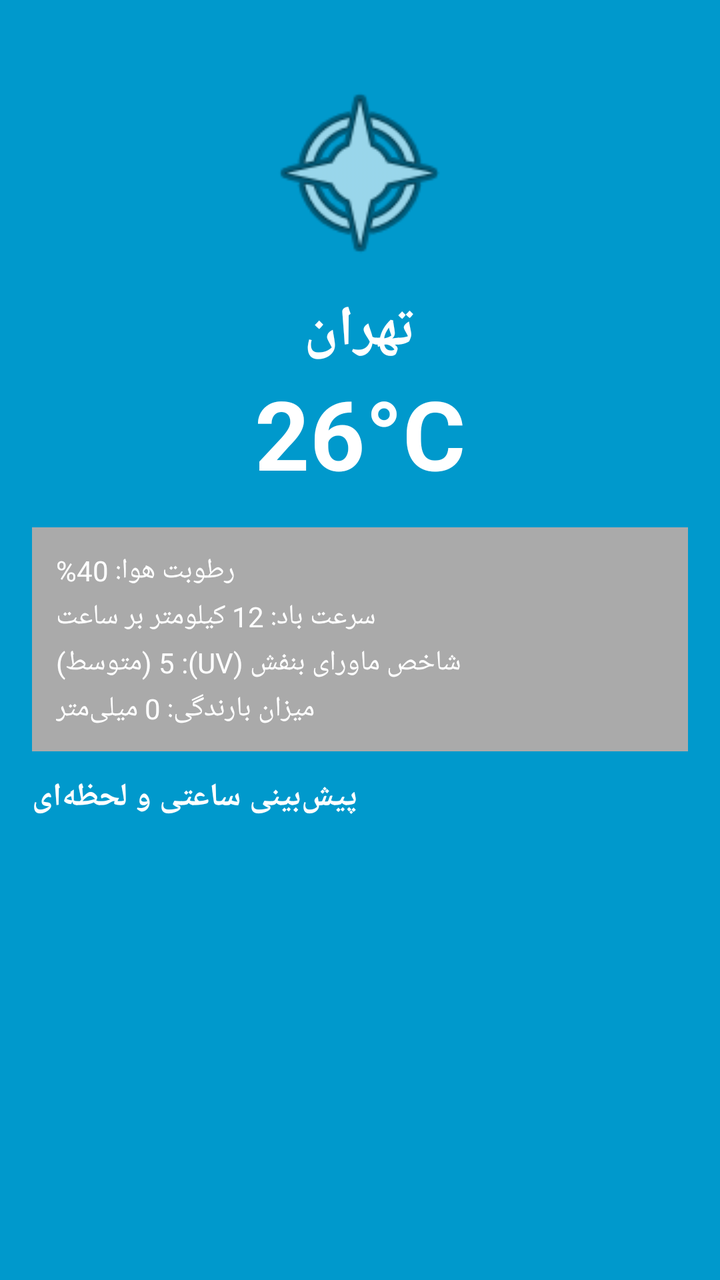
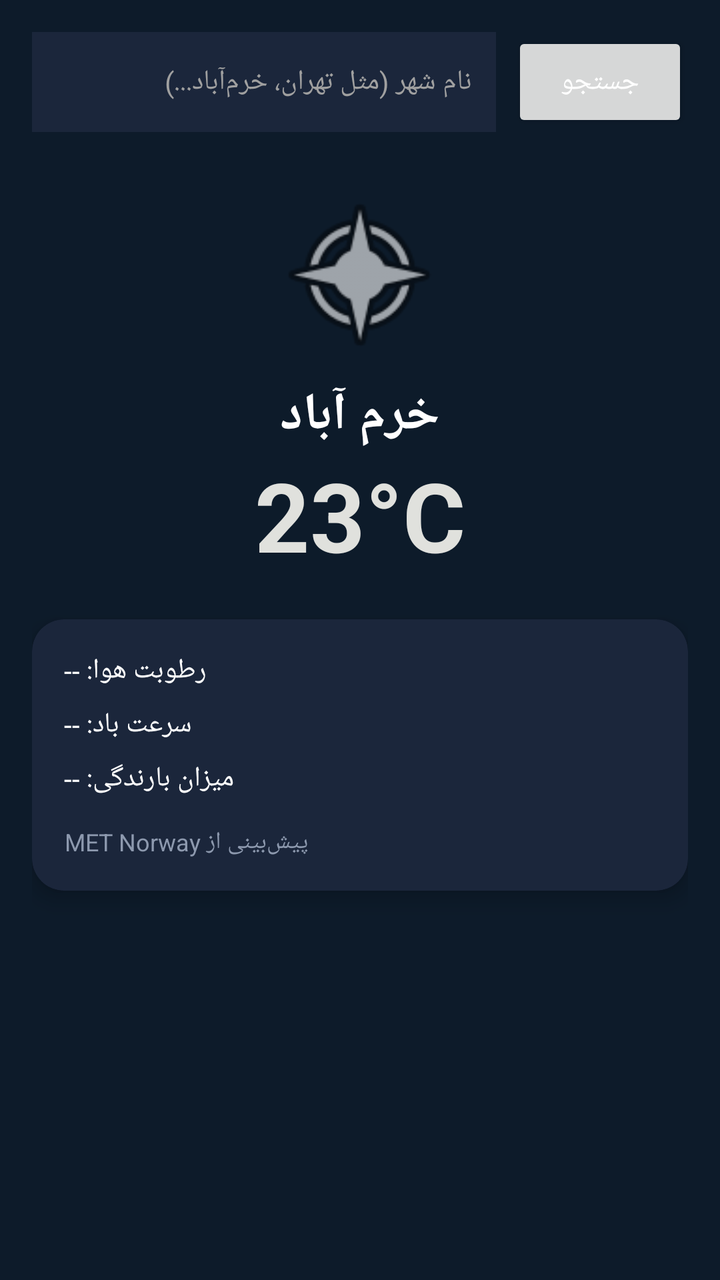

Before-and-after screenshots of an Android layout around one commit, followed by the original layout XML and the change that was made.
<!-- AndroidManifest.xml: application theme Theme.AppCompat.Light.NoActionBar -->
<!-- res/layout/activity_main.xml -->
<?xml version="1.0" encoding="utf-8"?>
<RelativeLayout xmlns:android="http://schemas.android.com/apk/res/android"
    android:id="@+id/rootLayout"
    android:layout_width="match_parent"
    android:layout_height="match_parent"
    android:background="@android:color/holo_blue_dark"
    android:padding="16dp">

    
    <ImageView
        android:id="@+id/ivWeatherIcon"
        android:layout_width="100dp"
        android:layout_height="100dp"
        android:layout_centerHorizontal="true"
        android:layout_marginTop="20dp"
        android:src="@android:drawable/ic_menu_compass" />

    <TextView
        android:id="@+id/tvCityName"
        android:layout_width="wrap_content"
        android:layout_height="wrap_content"
        android:layout_below="@id/ivWeatherIcon"
        android:layout_centerHorizontal="true"
        android:layout_marginTop="10dp"
        android:text="تهران"
        android:textColor="@android:color/white"
        android:textSize="28sp"
        android:textStyle="bold" />

    <TextView
        android:id="@+id/tvTemp"
        android:layout_width="wrap_content"
        android:layout_height="wrap_content"
        android:layout_below="@id/tvCityName"
        android:layout_centerHorizontal="true"
        android:text="26°C"
        android:textColor="@android:color/white"
        android:textSize="48sp"
        android:textStyle="bold" />

    
    <LinearLayout
        android:id="@+id/layoutDetails"
        android:layout_width="match_parent"
        android:layout_height="wrap_content"
        android:layout_below="@id/tvTemp"
        android:layout_marginTop="15dp"
        android:orientation="vertical"
        android:background="@android:color/darker_gray"
        android:padding="12dp">

        <TextView
            android:id="@+id/tvHumidity"
            android:layout_width="wrap_content"
            android:layout_height="wrap_content"
            android:text="رطوبت هوا: 40%"
            android:textColor="@android:color/white"
            android:textSize="14sp" />

        <TextView
            android:id="@+id/tvWindSpeed"
            android:layout_width="wrap_content"
            android:layout_height="wrap_content"
            android:layout_marginTop="4dp"
            android:text="سرعت باد: 12 کیلومتر بر ساعت"
            android:textColor="@android:color/white"
            android:textSize="14sp" />

        <TextView
            android:id="@+id/tvUVIndex"
            android:layout_width="wrap_content"
            android:layout_height="wrap_content"
            android:layout_marginTop="4dp"
            android:text="شاخص ماورای بنفش (UV): 5 (متوسط)"
            android:textColor="@android:color/white"
            android:textSize="14sp" />

        <TextView
            android:id="@+id/tvRainfall"
            android:layout_width="wrap_content"
            android:layout_height="wrap_content"
            android:layout_marginTop="4dp"
            android:text="میزان بارندگی: 0 میلی‌متر"
            android:textColor="@android:color/white"
            android:textSize="14sp" />
    </LinearLayout>

    
    <TextView
        android:id="@+id/tvHourlyTitle"
        android:layout_width="wrap_content"
        android:layout_height="wrap_content"
        android:layout_below="@id/layoutDetails"
        android:layout_marginTop="12dp"
        android:text="پیش‌بینی ساعتی و لحظه‌ای"
        android:textColor="@android:color/white"
        android:textSize="16sp"
        android:textStyle="bold" />

    <androidx.recyclerview.widget.RecyclerView
        android:id="@+id/recyclerViewHourly"
        android:layout_width="match_parent"
        android:layout_height="match_parent"
        android:layout_below="@id/tvHourlyTitle"
        android:layout_marginTop="8dp" />

</RelativeLayout>
<!-- resources referenced by this layout -->
<resources>

</resources>

<!-- the commit's change to res/layout/activity_main.xml (unified diff, before → after) -->
@@ -1,18 +1,50 @@
 <?xml version="1.0" encoding="utf-8"?>
 <RelativeLayout xmlns:android="http://schemas.android.com/apk/res/android"
+    xmlns:app="http://schemas.android.com/apk/res-auto"
     android:id="@+id/rootLayout"
     android:layout_width="match_parent"
     android:layout_height="match_parent"
-    android:background="@android:color/holo_blue_dark"
+    android:background="#0D1B2A"
     android:padding="16dp">
+
+    
+    <LinearLayout
+        android:id="@+id/searchLayout"
+        android:layout_width="match_parent"
+        android:layout_height="wrap_content"
+        android:orientation="horizontal"
+        android:layout_marginBottom="16dp">
+
+        <EditText
+            android:id="@+id/etSearchCity"
+            android:layout_width="0dp"
+            android:layout_height="50dp"
+            android:layout_weight="1"
+            android:background="#1B263B"
+            android:hint="نام شهر (مثل تهران، خرم‌آباد...)"
+            android:textColor="#FFFFFF"
+            android:textColorHint="#A0A0A0"
+            android:paddingHorizontal="12dp"
+            android:textSize="14sp" />
+
+        <Button
+            android:id="@+id/btnSearch"
+            android:layout_width="wrap_content"
+            android:layout_height="50dp"
+            android:layout_marginStart="8dp"
+            backgroundTint="#415A77"
+            android:text="جستجو"
+            android:textColor="#FFFFFF" />
+    </LinearLayout>
 
     
     <ImageView
         android:id="@+id/ivWeatherIcon"
-        android:layout_width="100dp"
-        android:layout_height="100dp"
+        android:layout_width="90dp"
+        android:layout_height="90dp"
+        android:layout_below="@id/searchLayout"
         android:layout_centerHorizontal="true"
-        android:layout_marginTop="20dp"
+        android:layout_marginTop="10dp"
         android:src="@android:drawable/ic_menu_compass" />
 
     <TextView
@@ -21,10 +53,10 @@
         android:layout_height="wrap_content"
         android:layout_below="@id/ivWeatherIcon"
         android:layout_centerHorizontal="true"
-        android:layout_marginTop="10dp"
-        android:text="تهران"
-        android:textColor="@android:color/white"
-        android:textSize="28sp"
+        android:layout_marginTop="8dp"
+        android:text="خرم آباد"
+        android:textColor="#FFFFFF"
+        android:textSize="26sp"
         android:textStyle="bold" />
 
     <TextView
@@ -33,75 +65,64 @@
         android:layout_height="wrap_content"
         android:layout_below="@id/tvCityName"
         android:layout_centerHorizontal="true"
-        android:text="26°C"
-        android:textColor="@android:color/white"
+        android:text="23°C"
+        android:textColor="#E0E1DD"
         android:textSize="48sp"
         android:textStyle="bold" />
 
     
-    <LinearLayout
-        android:id="@+id/layoutDetails"
+    <androidx.cardview.widget.CardView
+        android:id="@+id/cardDetails"
         android:layout_width="match_parent"
         android:layout_height="wrap_content"
         android:layout_below="@id/tvTemp"
-        android:layout_marginTop="15dp"
-        android:orientation="vertical"
-        android:background="@android:color/darker_gray"
-        android:padding="12dp">
+        android:layout_marginTop="20dp"
+        app:cardBackgroundColor="#1B263B"
+        app:cardCornerRadius="16dp"
+        app:cardElevation="6dp">
 
-        <TextView
-            android:id="@+id/tvHumidity"
-            android:layout_width="wrap_content"
+        <LinearLayout
+            android:layout_width="match_parent"
             android:layout_height="wrap_content"
-            android:text="رطوبت هوا: 40%"
-            android:textColor="@android:color/white"
-            android:textSize="14sp" />
+            android:orientation="vertical"
+            android:padding="16dp">
 
-        <TextView
-            android:id="@+id/tvWindSpeed"
-            android:layout_width="wrap_content"
-            android:layout_height="wrap_content"
-            android:layout_marginTop="4dp"
-            android:text="سرعت باد: 12 کیلومتر بر ساعت"
-            android:textColor="@android:color/white"
-            android:textSize="14sp" />
+            <TextView
+                android:id="@+id/tvHumidity"
+                android:layout_width="wrap_content"
+                android:layout_height="wrap_content"
+                android:text="رطوبت هوا: --"
+                android:textColor="#FFFFFF"
+                android:textSize="14sp"
+                android:layout_marginBottom="8dp"/>
 
-        <TextView
-            android:id="@+id/tvUVIndex"
-            android:layout_width="wrap_content"
-            android:layout_height="wrap_content"
-            android:layout_marginTop="4dp"
-            android:text="شاخص ماورای بنفش (UV): 5 (متوسط)"
-            android:textColor="@android:color/white"
-            android:textSize="14sp" />
+            <TextView
+                android:id="@+id/tvWindSpeed"
+                android:layout_width="wrap_content"
+                android:layout_height="wrap_content"
+                android:text="سرعت باد: --"
+                android:textColor="#FFFFFF"
+                android:textSize="14sp"
+                android:layout_marginBottom="8dp"/>
 
-        <TextView
-            android:id="@+id/tvRainfall"
-            android:layout_width="wrap_content"
-            android:layout_height="wrap_content"
-            android:layout_marginTop="4dp"
-            android:text="میزان بارندگی: 0 میلی‌متر"
-            android:textColor="@android:color/white"
-            android:textSize="14sp" />
-    </LinearLayout>
+            <TextView
+                android:id="@+id/tvRainfall"
+                android:layout_width="wrap_content"
+                android:layout_height="wrap_content"
+                android:text="میزان بارندگی: --"
+                android:textColor="#FFFFFF"
+                android:textSize="14sp"
+                android:layout_marginBottom="8dp"/>
 
-    
-    <TextView
-        android:id="@+id/tvHourlyTitle"
-        android:layout_width="wrap_content"
-        android:layout_height="wrap_content"
-        android:layout_below="@id/layoutDetails"
-        android:layout_marginTop="12dp"
-        android:text="پیش‌بینی ساعتی و لحظه‌ای"
-        android:textColor="@android:color/white"
-        android:textSize="16sp"
-        android:textStyle="bold" />
-
-    <androidx.recyclerview.widget.RecyclerView
-        android:id="@+id/recyclerViewHourly"
-        android:layout_width="match_parent"
-        android:layout_height="match_parent"
-        android:layout_below="@id/tvHourlyTitle"
-        android:layout_marginTop="8dp" />
+            <TextView
+                android:id="@+id/tvDataSource"
+                android:layout_width="wrap_content"
+                android:layout_height="wrap_content"
+                android:text="پیش‌بینی از MET Norway"
+                android:textColor="#8D99AE"
+                android:textSize="12sp"
+                android:layout_marginTop="6dp"/>
+        </LinearLayout>
+    </androidx.cardview.widget.CardView>
 
 </RelativeLayout>
